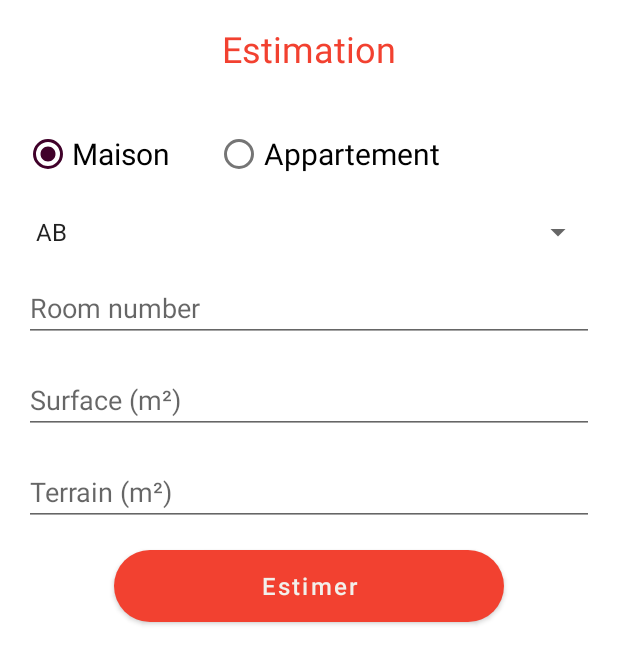
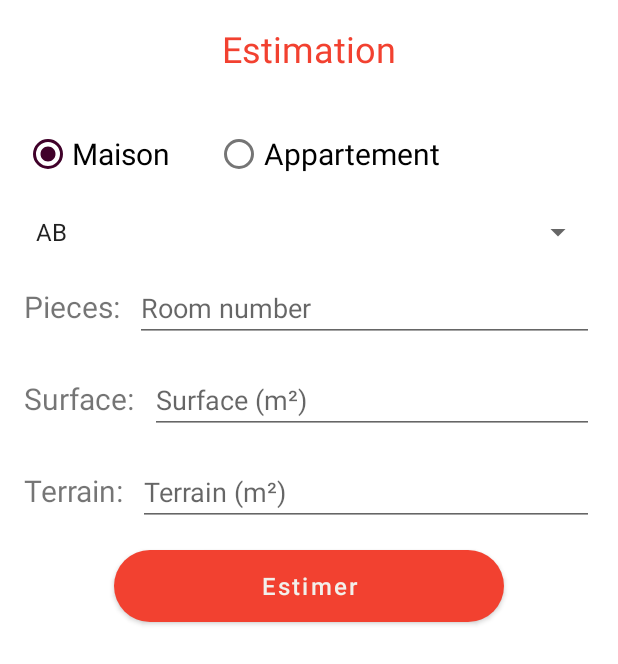
Before and after one commit to SamuelDeliens/Home, an Android app: the EstimationFragment screen opened through its navigation route, on a phone screen of 412 x 824 dp. Shown: the top 664 px of the screen. Run offline under Robolectric (Android 15) with nearby library versions, the phone set to English and light mode, and no system bars; our stand-ins replace Dagger/Hilt's generated code, data binding.

Commit message:
Application - finalisation

```diff
--- a/Application/app/src/main/java/fr/mastersid/deliens/home/ui/estimationPage/EstimationFragment.kt
+++ b/Application/app/src/main/java/fr/mastersid/deliens/home/ui/estimationPage/EstimationFragment.kt
@@ -69,7 +69,7 @@ class EstimationFragment : Fragment() {
          * 2. On cache les EditText inutiles
          */
         binding.radioMaison.setOnClickListener {
-            binding.editTextTerrain.visibility = View.VISIBLE
+            binding.LayoutEditTextTerrain.visibility = View.VISIBLE
         }
 
         /**
@@ -77,7 +77,7 @@ class EstimationFragment : Fragment() {
          * 2. On affiche les EditText inutiles
          */
         binding.radioAppartement.setOnClickListener {
-            binding.editTextTerrain.visibility = View.GONE
+            binding.LayoutEditTextTerrain.visibility = View.GONE
         }
 
 
@@ -93,7 +93,7 @@ class EstimationFragment : Fragment() {
                 }
                 is EstimationResult.Estimated -> {
                     estimationResult.visibility = View.VISIBLE
-                    estimationResult.text = value.result.toString()
+                    estimationResult.text = getString(R.string.EstimationPage_TextView_text, value.result)
                     estimationResult.setTextColor(resources.getColor(R.color.black))
                 }
                 is EstimationResult.Failed -> {
--- a/Application/app/src/main/res/layout/fragment_estimation.xml
+++ b/Application/app/src/main/res/layout/fragment_estimation.xml
@@ -80,6 +80,20 @@
             android:layout_width="match_parent"
             android:layout_height="16dp"/>
 
+        <LinearLayout
+            android:layout_width="match_parent"
+            android:layout_height="wrap_content">
+
+            <TextView
+                android:layout_width="wrap_content"
+                android:layout_height="wrap_content"
+                android:text="@string/EstimationPage_TextView_pieces"
+                android:textSize="20sp"/>
+
+            <Space
+                android:layout_width="10dp"
+                android:layout_height="wrap_content"/>
+
             <EditText
                 android:layout_width="match_parent"
                 android:layout_height="wrap_content"
@@ -88,10 +102,25 @@
 
                 android:hint="@string/EstimationPage_EditText_room"
                 android:inputType="number" />
+        </LinearLayout>
 
         <Space
             android:layout_width="match_parent"
             android:layout_height="16dp"/>
+
+        <LinearLayout
+            android:layout_width="match_parent"
+            android:layout_height="wrap_content">
+
+            <TextView
+                android:layout_width="wrap_content"
+                android:layout_height="wrap_content"
+                android:text="@string/EstimationPage_TextView_surface"
+                android:textSize="20sp"/>
+
+            <Space
+                android:layout_width="10dp"
+                android:layout_height="wrap_content"/>
 
             <EditText
                 android:layout_width="match_parent"
@@ -102,18 +131,39 @@
                 android:hint="@string/EstimationPage_EditText_surface"
                 android:inputType="numberDecimal" />
 
+        </LinearLayout>
+
         <Space
             android:layout_width="match_parent"
             android:layout_height="16dp" />
 
-        <EditText
+        <LinearLayout
             android:layout_width="match_parent"
             android:layout_height="wrap_content"
+            android:id="@+id/LayoutEditTextTerrain">
 
+            <TextView
+                android:layout_width="wrap_content"
+                android:layout_height="wrap_content"
+                android:text="@string/EstimationPage_TextView_terrain"
+                android:textSize="20sp"/>
+
+            <Space
+                android:layout_width="10dp"
+                android:layout_height="wrap_content"/>
+
+            <EditText
                 android:id="@+id/editTextTerrain"
+                android:layout_width="match_parent"
+
+                android:layout_height="wrap_content"
 
                 android:hint="@string/EstimationPage_EditText_terrain"
-            android:inputType="numberDecimal"/>
+                android:inputType="numberDecimal" />
+
+        </LinearLayout>
+
+
 
         <Space
             android:layout_width="match_parent"
--- a/Application/app/src/main/res/layout/fragment_list_estimation.xml
+++ b/Application/app/src/main/res/layout/fragment_list_estimation.xml
@@ -68,7 +68,7 @@
             android:layout_margin="30dp"
             android:background="@drawable/rounded"
 
-            android:text="@string/HomePage_ButtonEtimation_text"
+            android:text="@string/ListEstimationPage_ButtonEtimation_text"
             android:textAllCaps="false"
 
             app:layout_constraintBottom_toTopOf="@+id/goToNewEstimation"
--- a/Application/app/src/main/res/values/strings.xml
+++ b/Application/app/src/main/res/values/strings.xml
@@ -12,17 +12,27 @@
 
     <!-- ListEstimationPage String. -->
     <string name="ListEstimationPage_Button_text">Estimated another</string>
+    <string name="ListEstimationPage_ButtonEtimation_text">Example Estimation</string>
+    <string name="ListEstimationPage_TextView_maion">Maison</string>
+    <string name="ListEstimationPage_TextView_price">Price: "%1$.2f" €</string>
+    <string name="ListEstimationPage_TextView_surface">Surface: "%1$.2f" m²</string>
+    <string name="ListEstimationPage_TextView_terrain">Terrain: "%1$.2f" m²</string>
+    <string name="ListEstimationPage_TextView_rooms">Rooms: "%1$d"</string>
+    <string name="ListEstimationPage_TextView_region">Region: "%1$s"</string>
+    <string name="ListEstimationPage_ImageView_property">IconProperty</string>
 
     <!-- EstimationPage String. -->
     <string name="EstimationPage_MenuBarBrand_text">Estimation</string>
     <string name="EstimationPage_Button_text">Estimer</string>
-    <string name="EstimationPage_TextView_text">Resultat Estimation</string>
+    <string name="EstimationPage_TextView_text">Price: "%1$.2f" €</string>
     <string name="EstimationPage_RadioButton_text">Maison</string>
     <string name="EstimationPage_RadioButton_text2">Appartement</string>
     <string name="EstimationPage_EditText_room">Room number</string>
     <string name="EstimationPage_EditText_surface">Surface (m²)</string>
     <string name="EstimationPage_EditText_terrain">Terrain (m²)</string>
-    <string name="HomePage_ButtonEtimation_text">Example Estimation</string>
+    <string name="EstimationPage_TextView_surface">Surface:</string>
+    <string name="EstimationPage_TextView_pieces">Pieces:</string>
+    <string name="EstimationPage_TextView_terrain">Terrain:</string>
     <string-array name="EstimationPage_Spinner_Region">
         <item>AB</item>
         <item>AC</item>
```
Also changed, not shown: Application/app/src/main/java/fr/mastersid/deliens/home/ui/listEstimationPage/CarouselFragment.kt (+5 -5 lines), Application/app/src/main/res/layout/views.xml (+85 -73 lines). Lines whose indentation alone changed are shown as unchanged.
